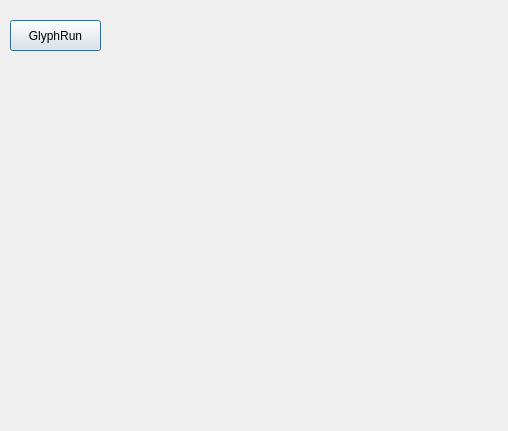
svenzhang2016/QtClassTester, file text/texttesterdialog.ui: the form before one commit.
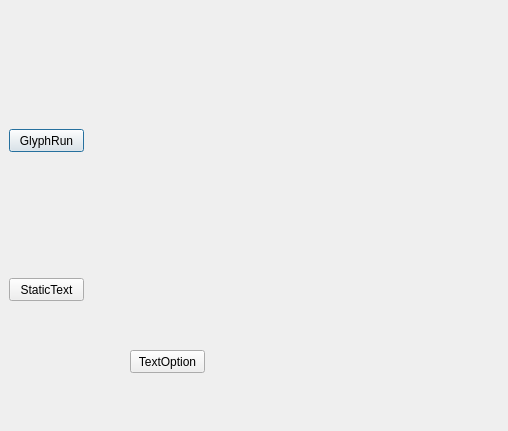
The form after the commit.

Commit message: [StaticText]使用staticText，以及删除Qmap中某项数据正确的方式。

```diff
--- a/text/texttesterdialog.ui
+++ b/text/texttesterdialog.ui
@@ -16,16 +16,42 @@
   <widget class="QPushButton" name="pushButton">
    <property name="geometry">
     <rect>
-     <x>10</x>
-     <y>20</y>
-     <width>91</width>
-     <height>31</height>
+     <x>9</x>
+     <y>129</y>
+     <width>75</width>
+     <height>23</height>
     </rect>
    </property>
    <property name="text">
     <string>GlyphRun</string>
    </property>
   </widget>
+  <widget class="QPushButton" name="pushButtonStaticText">
+   <property name="geometry">
+    <rect>
+     <x>9</x>
+     <y>278</y>
+     <width>75</width>
+     <height>23</height>
+    </rect>
+   </property>
+   <property name="text">
+    <string>StaticText</string>
+   </property>
+  </widget>
+  <widget class="QPushButton" name="pushButtonTextOption">
+   <property name="geometry">
+    <rect>
+     <x>130</x>
+     <y>350</y>
+     <width>75</width>
+     <height>23</height>
+    </rect>
+   </property>
+   <property name="text">
+    <string>TextOption</string>
+   </property>
+  </widget>
  </widget>
  <resources/>
  <connections/>
```
Left out of the diff: 2 changed lines with no effect on the pictures. The commit also changes 9 other files.
